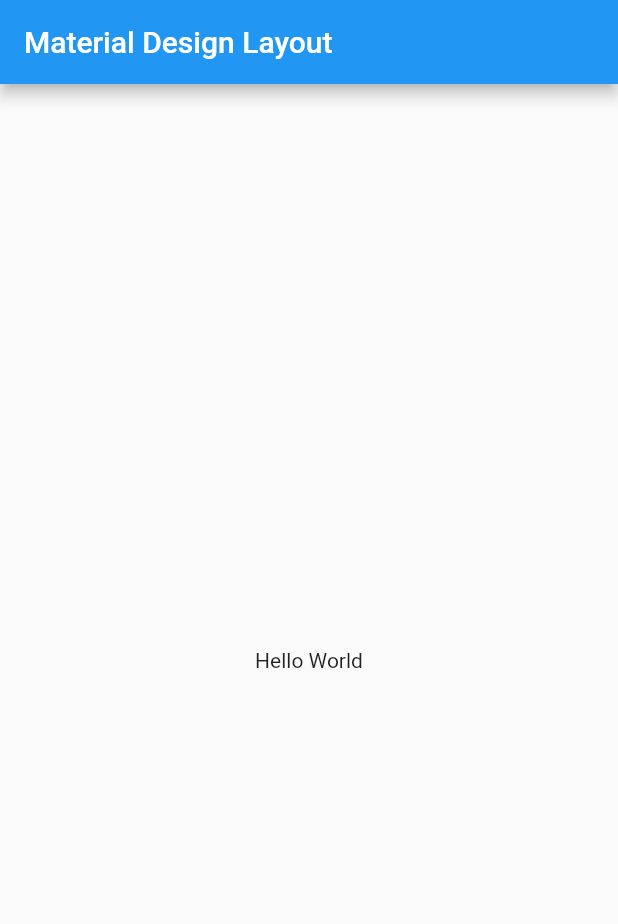
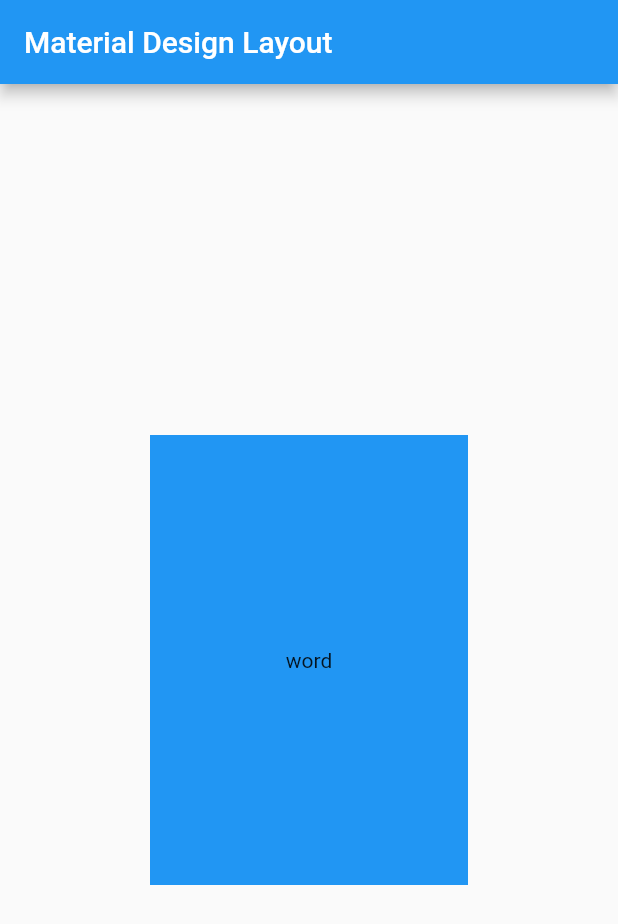
Before and after one commit to nord2sudjp/flutter_layout_tutorial, a Flutter app: the screen it shows after launch, on a phone screen of 412 x 824 dp. Shown: the top 924 px of the screen. Run offline on Flutter 3.47's test engine with Material 2 defaults, Android fonts, the phone set to English and light mode, and no system bars.

Commit message:
Container

```diff
--- a/lib/main.dart
+++ b/lib/main.dart
@@ -17,8 +17,18 @@ class MyApp extends StatelessWidget {
           title: Text('Material Design Layout'),
         ),
         body: Center(
-          child: Text('Hello World'),
-        ),
+          child: Container(
+           color: Colors.blue,
+           width: 300.0,
+           height: 300,
+            child: Text('word'),
+            alignment: Alignment.center,
+            margin: const EdgeInsets.all(100.0)
+            //padding: const EdgeInsets.all(50.0),
+            //padding: const EdgeInsets.only(top:50.0),
+
+          )
+       ),
       ),
     );
   }
```
